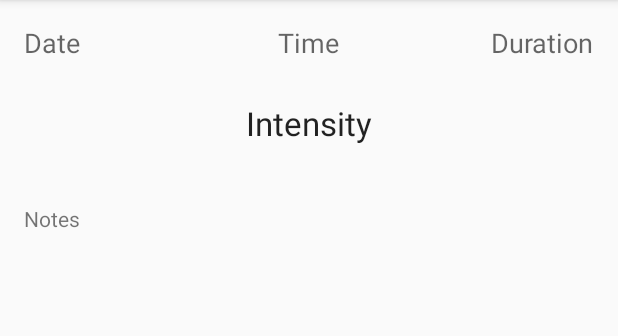
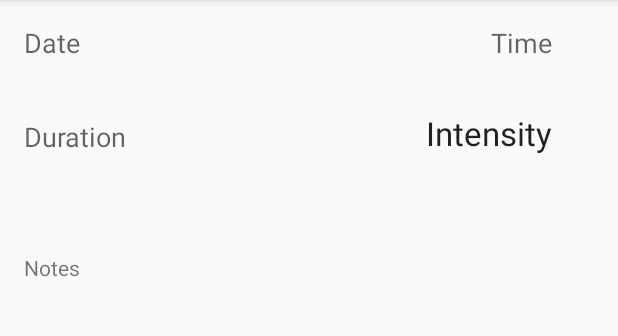
Before and after one commit to wHavelin/HackHarvard, an Android app: the ViewEventActivity screen opened directly, with no data from a screen before it, on a phone screen of 412 x 824 dp, the part 84-420 px from its top. Run offline under Robolectric (Android 15) with nearby library versions, the phone set to English and light mode, and no system bars.

Commit message:
fixed event detail layout

```diff
--- a/app/src/main/res/layout/activity_view_event.xml
+++ b/app/src/main/res/layout/activity_view_event.xml
@@ -13,8 +13,12 @@
         android:textAppearance="?android:attr/textAppearanceLarge"
         android:text="Intensity"
         android:id="@+id/viewEventIntensity"
-        android:layout_centerHorizontal="true"
-        android:layout_marginTop="51dp" />
+        android:layout_marginTop="33dp"
+        android:layout_below="@+id/viewEventTime"
+        android:layout_alignParentRight="true"
+        android:layout_alignParentEnd="true"
+        android:layout_marginRight="28dp"
+        android:layout_marginEnd="28dp" />
 
     <TextView
         android:layout_width="wrap_content"
@@ -33,7 +37,8 @@
         android:text="Time"
         android:id="@+id/viewEventTime"
         android:layout_alignParentTop="true"
-        android:layout_centerHorizontal="true" />
+        android:layout_alignRight="@+id/viewEventIntensity"
+        android:layout_alignEnd="@+id/viewEventIntensity" />
 
     <TextView
         android:layout_width="wrap_content"
@@ -41,9 +46,9 @@
         android:textAppearance="?android:attr/textAppearanceMedium"
         android:text="Duration"
         android:id="@+id/viewEventDuration"
-        android:layout_alignParentTop="true"
-        android:layout_alignParentRight="true"
-        android:layout_alignParentEnd="true" />
+        android:layout_alignBottom="@+id/viewEventIntensity"
+        android:layout_alignParentLeft="true"
+        android:layout_alignParentStart="true" />
 
     <TextView
         android:layout_width="wrap_content"
@@ -53,7 +58,7 @@
         android:layout_below="@+id/viewEventIntensity"
         android:layout_alignParentLeft="true"
         android:layout_alignParentStart="true"
-        android:layout_marginTop="39dp"
+        android:layout_marginTop="65dp"
         android:layout_alignParentBottom="true"
         android:layout_alignParentRight="true"
         android:layout_alignParentEnd="true" />
```
Also changed, not shown: app/src/main/java/com/example/researchbeast/myspectrum/ViewEventActivity.java (+5 -5 lines).
